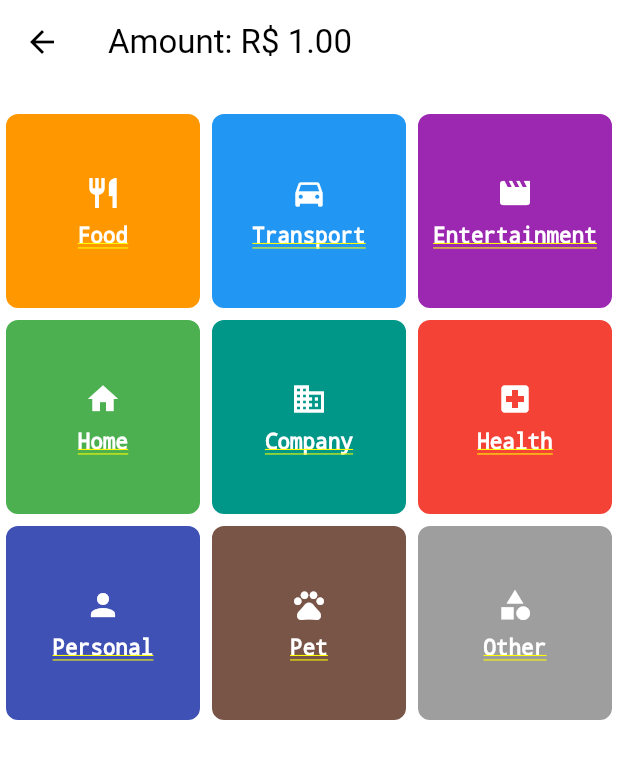
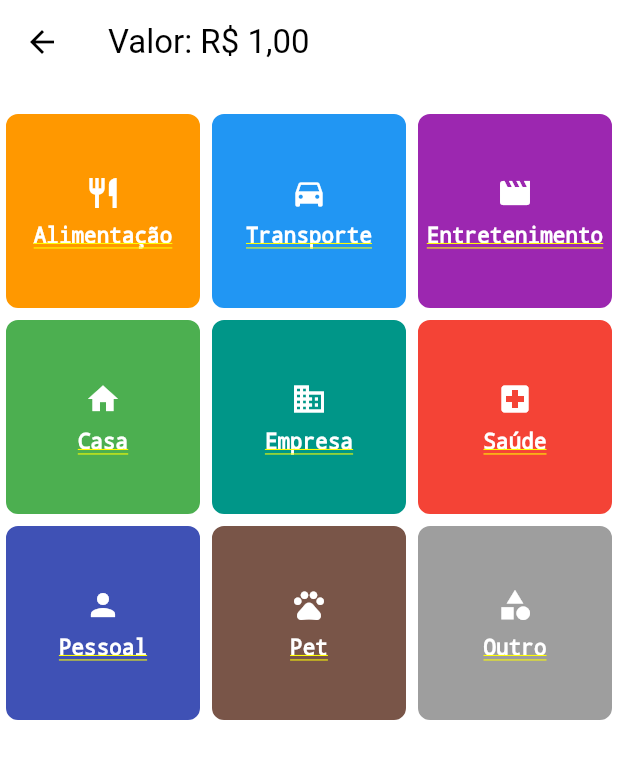
Before and after one commit to fbalbinoribeiro/expense-tracker-app, a Flutter app: the screen it shows after launch, after a tap on "OK", on a phone screen of 412 x 824 dp. Shown: the top 759 px of the screen. Run offline on Flutter 3.47's test engine with Material 3 defaults, Android fonts, the light colour scheme and no system bars; our stand-ins replace currency_text_input_formatter, drift; accounts and stored records are empty; generated files the repository leaves out were written again.

Commit message:
feat: intl

```diff
--- a/expense_tracker_app/lib/domain/enums/category.dart
+++ b/expense_tracker_app/lib/domain/enums/category.dart
@@ -1,4 +1,6 @@
 import 'package:flutter/material.dart';
+
+import '../../l10n/app_localizations.dart';
 
 enum Category {
   food,
@@ -13,6 +15,30 @@ enum Category {
 }
 
 extension CategoryExtension on Category {
+  String localizedName(BuildContext context) {
+    final l10n = AppLocalizations.of(context);
+    switch (this) {
+      case Category.food:
+        return l10n.categoryFood;
+      case Category.transport:
+        return l10n.categoryTransport;
+      case Category.entertainment:
+        return l10n.categoryEntertainment;
+      case Category.home:
+        return l10n.categoryHome;
+      case Category.company:
+        return l10n.categoryCompany;
+      case Category.health:
+        return l10n.categoryHealth;
+      case Category.personal:
+        return l10n.categoryPersonal;
+      case Category.pet:
+        return l10n.categoryPet;
+      case Category.other:
+        return l10n.categoryOther;
+    }
+  }
+
   IconData get icon {
     switch (this) {
       case Category.food:
--- a/expense_tracker_app/lib/features/amount_selector.dart
+++ b/expense_tracker_app/lib/features/amount_selector.dart
@@ -1,6 +1,8 @@
 import 'package:currency_text_input_formatter/currency_text_input_formatter.dart';
 import 'package:expense_tracker_app/features/category_selector.dart';
 import 'package:flutter/material.dart';
+
+import '../l10n/app_localizations.dart';
 
 class AmountSelector extends StatefulWidget {
   const AmountSelector({super.key});
@@ -74,7 +76,10 @@ class _AmountSelectorState extends State<AmountSelector> {
                   height: 60,
                   child: OutlinedButton(
                     onPressed: () => _controller.clear(),
-                    child: const Text('Clear', style: TextStyle(fontSize: 20)),
+                    child: Text(
+                      AppLocalizations.of(context).clear,
+                      style: const TextStyle(fontSize: 20),
+                    ),
                   ),
                 ),
                 SizedBox(
--- a/expense_tracker_app/lib/features/category_selector.dart
+++ b/expense_tracker_app/lib/features/category_selector.dart
@@ -2,6 +2,8 @@ import 'package:flutter/material.dart';
 
 import '../domain/enums/category.dart';
 import '../domain/models/database.dart';
+import '../l10n/app_localizations.dart';
+import '../utils/currency.dart';
 import '../widgets/header_widget.dart';
 
 class CategorySelector extends StatelessWidget {
@@ -35,6 +37,9 @@ class CategorySelector extends StatelessWidget {
   @override
   Widget build(BuildContext context) {
     final categories = Category.values;
+    final formattedAmount = kCurrencyFormatter.format(amount);
+    final amountLabel = AppLocalizations.of(context).amount;
+
     return Container(
       color: Colors.white,
       child: Column(
@@ -42,7 +47,7 @@ class CategorySelector extends StatelessWidget {
           PreferredSize(
             preferredSize: const Size.fromHeight(kToolbarHeight),
             child: HeaderWidget(
-              title: 'Amount: R\$ ${amount.toStringAsFixed(2)}',
+              title: '$amountLabel: $formattedAmount',
               showBackButton: true,
             ),
           ),
@@ -85,8 +90,7 @@ class CategorySelector extends StatelessWidget {
                           FittedBox(
                             fit: BoxFit.contain,
                             child: Text(
-                              category.name[0].toUpperCase() +
-                                  category.name.substring(1),
+                              category.localizedName(context),
                               style: TextStyle(
                                 color: Colors.white,
                                 fontWeight: FontWeight.bold,
--- a/expense_tracker_app/lib/features/expenses_summary.dart
+++ b/expense_tracker_app/lib/features/expenses_summary.dart
@@ -1,5 +1,6 @@
 import 'package:flutter/material.dart';
 
+import '../l10n/app_localizations.dart';
 import '../widgets/header_widget.dart';
 
 class ExpensesSummary extends StatelessWidget {
@@ -11,12 +12,12 @@ class ExpensesSummary extends StatelessWidget {
     return Scaffold(
       appBar: PreferredSize(
         preferredSize: const Size.fromHeight(kToolbarHeight),
-        child: const HeaderWidget(
-          title: 'Expenses Summary',
+        child: HeaderWidget(
+          title: AppLocalizations.of(context).expensesSummary,
           showBackButton: true,
         ),
       ),
-      body: const Center(child: Text('No expenses yet.')),
+      body: Center(child: Text(AppLocalizations.of(context).noExpenses)),
     );
   }
 }
--- /dev/null
+++ b/expense_tracker_app/lib/l10n/app_localizations.dart
@@ -0,0 +1,35 @@
+import 'package:flutter/material.dart';
+
+import 'app_localizations_en.dart';
+import 'app_localizations_ptbr.dart';
+import 'app_localizations_strategy.dart';
+
+class AppLocalizations {
+  final AppLocalizationsStrategy _strategy;
+
+  AppLocalizations._(this._strategy);
+
+  static AppLocalizations of(BuildContext context) {
+    final locale = Localizations.localeOf(context);
+    if (locale.languageCode == 'pt' && locale.countryCode == 'BR') {
+      return AppLocalizations._(AppLocalizationsPtBr());
+    } else {
+      return AppLocalizations._(AppLocalizationsEn());
+    }
+  }
+
+  String get appTitle => _strategy.appTitle;
+  String get noExpenses => _strategy.noExpenses;
+  String get expensesSummary => _strategy.expensesSummary;
+  String get amount => _strategy.amount;
+  String get categoryFood => _strategy.categoryFood;
+  String get categoryTransport => _strategy.categoryTransport;
+  String get categoryEntertainment => _strategy.categoryEntertainment;
+  String get categoryHome => _strategy.categoryHome;
+  String get categoryCompany => _strategy.categoryCompany;
+  String get categoryHealth => _strategy.categoryHealth;
+  String get categoryPersonal => _strategy.categoryPersonal;
+  String get categoryPet => _strategy.categoryPet;
+  String get categoryOther => _strategy.categoryOther;
+  String get clear => _strategy.clear;
+}
--- /dev/null
+++ b/expense_tracker_app/lib/l10n/app_localizations_en.dart
@@ -0,0 +1,32 @@
+import 'app_localizations_strategy.dart';
+
+class AppLocalizationsEn implements AppLocalizationsStrategy {
+  @override
+  String get clear => 'Clear';
+  @override
+  String get appTitle => 'Amount Selector';
+  @override
+  String get noExpenses => 'No expenses yet.';
+  @override
+  String get expensesSummary => 'Expenses Summary';
+  @override
+  String get amount => 'Amount';
+  @override
+  String get categoryFood => 'Food';
+  @override
+  String get categoryTransport => 'Transport';
+  @override
+  String get categoryEntertainment => 'Entertainment';
+  @override
+  String get categoryHome => 'Home';
+  @override
+  String get categoryCompany => 'Company';
+  @override
+  String get categoryHealth => 'Health';
+  @override
+  String get categoryPersonal => 'Personal';
+  @override
+  String get categoryPet => 'Pet';
+  @override
+  String get categoryOther => 'Other';
+}
--- /dev/null
+++ b/expense_tracker_app/lib/l10n/app_localizations_ptbr.dart
@@ -0,0 +1,32 @@
+import 'app_localizations_strategy.dart';
+
+class AppLocalizationsPtBr implements AppLocalizationsStrategy {
+  @override
+  String get clear => 'Limpar';
+  @override
+  String get appTitle => 'Selecionador de Valor';
+  @override
+  String get noExpenses => 'Nenhuma despesa ainda.';
+  @override
+  String get expensesSummary => 'Resumo de Despesas';
+  @override
+  String get amount => 'Valor';
+  @override
+  String get categoryFood => 'Alimentação';
+  @override
+  String get categoryTransport => 'Transporte';
+  @override
+  String get categoryEntertainment => 'Entretenimento';
+  @override
+  String get categoryHome => 'Casa';
+  @override
+  String get categoryCompany => 'Empresa';
+  @override
+  String get categoryHealth => 'Saúde';
+  @override
+  String get categoryPersonal => 'Pessoal';
+  @override
+  String get categoryPet => 'Pet';
+  @override
+  String get categoryOther => 'Outro';
+}
--- /dev/null
+++ b/expense_tracker_app/lib/l10n/app_localizations_strategy.dart
@@ -0,0 +1,16 @@
+abstract class AppLocalizationsStrategy {
+  String get appTitle;
+  String get noExpenses;
+  String get expensesSummary;
+  String get amount;
+  String get categoryFood;
+  String get categoryTransport;
+  String get categoryEntertainment;
+  String get categoryHome;
+  String get categoryCompany;
+  String get categoryHealth;
+  String get categoryPersonal;
+  String get categoryPet;
+  String get categoryOther;
+  String get clear;
+}
--- a/expense_tracker_app/lib/main.dart
+++ b/expense_tracker_app/lib/main.dart
@@ -1,6 +1,7 @@
 import 'package:expense_tracker_app/features/amount_selector.dart';
 import 'package:expense_tracker_app/features/expenses_summary.dart';
 import 'package:flutter/material.dart';
+import 'package:flutter_localizations/flutter_localizations.dart';
 
 import 'app_theme.dart';
 
@@ -22,8 +23,15 @@ class MyApp extends StatelessWidget {
   @override
   Widget build(BuildContext context) {
     return MaterialApp(
-      title: 'Amount Selector',
+      title: 'Expenses Tracker',
       theme: appTheme,
+      supportedLocales: const [Locale('pt', 'BR')],
+      locale: const Locale('pt', 'BR'),
+      localizationsDelegates: [
+        GlobalMaterialLocalizations.delegate,
+        GlobalWidgetsLocalizations.delegate,
+        GlobalCupertinoLocalizations.delegate,
+      ],
       home: const HomeScreen(),
     );
   }
--- /dev/null
+++ b/expense_tracker_app/lib/utils/currency.dart
@@ -0,0 +1,9 @@
+import 'package:intl/intl.dart';
+
+const kCurrencySymbol = 'R\$';
+const kCurrencyLocale = 'pt_BR';
+
+final kCurrencyFormatter = NumberFormat.currency(
+  locale: kCurrencyLocale,
+  symbol: kCurrencySymbol,
+);
--- a/expense_tracker_app/pubspec.yaml
+++ b/expense_tracker_app/pubspec.yaml
@@ -19,6 +19,9 @@ dependencies:
   sqlite3: ^2.9.0
   sqlite3_flutter_libs: ^0.5.39
   path: ^1.9.1
+  intl: ^0.20.2
+  flutter_localizations:
+    sdk: flutter
 
 dev_dependencies:
   flutter_test:
```
